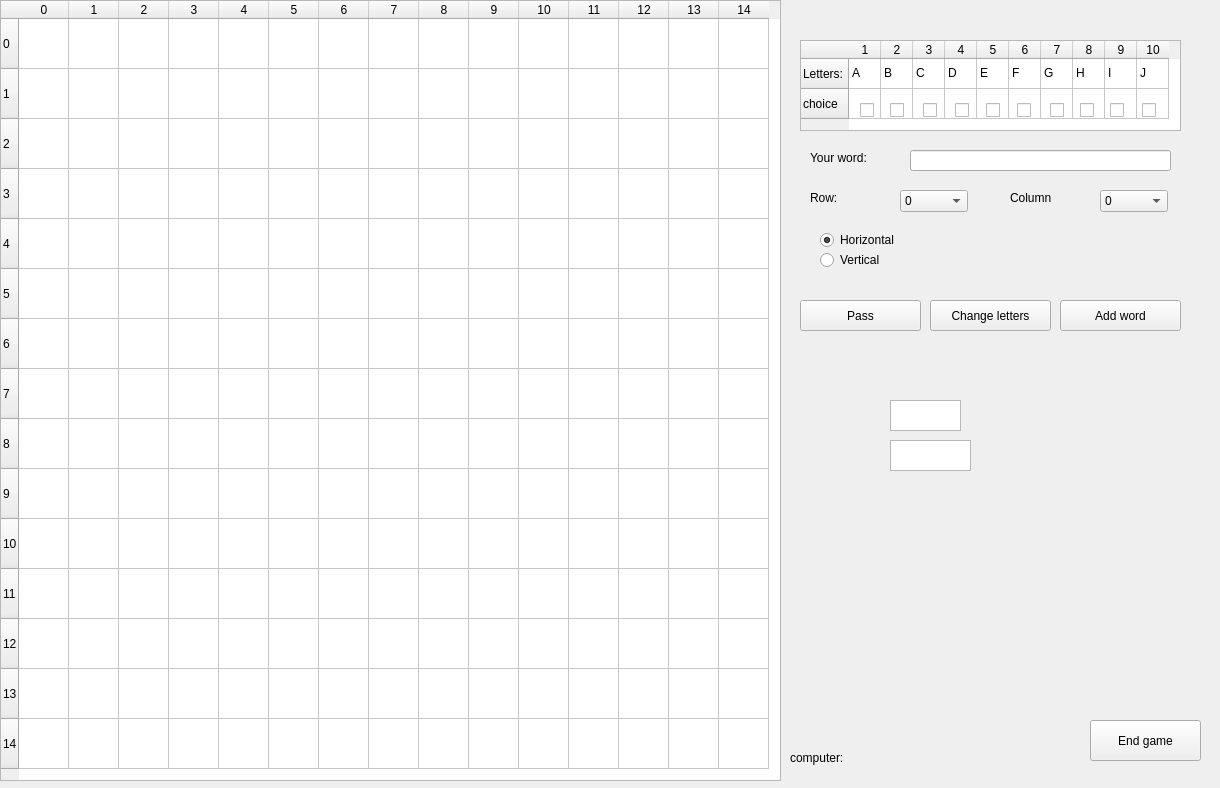
sobolak/scrabble, file Scrabble_GUI/Game_GUI.ui: the form before one commit.
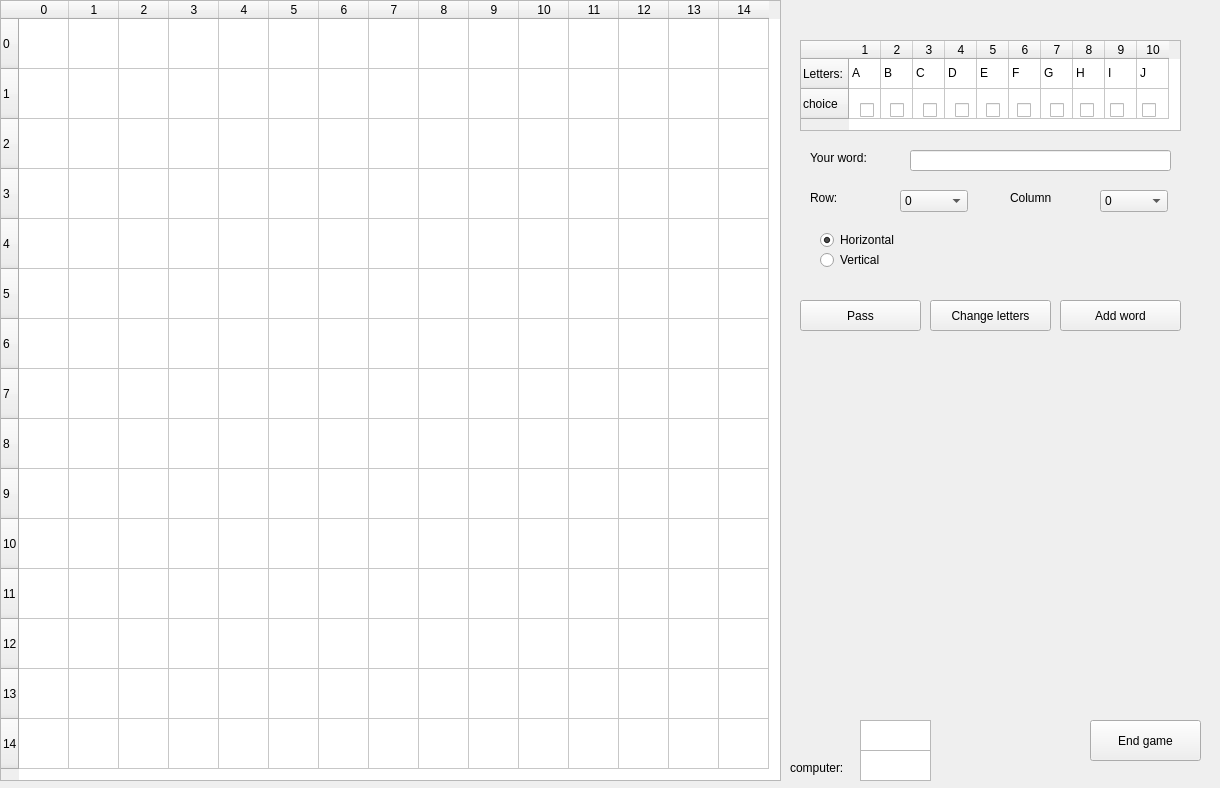
The form after the commit. Icons and pictures are not drawn.

Commit message: passive game + results constructor

```diff
--- a/Scrabble_GUI/Game_GUI.ui
+++ b/Scrabble_GUI/Game_GUI.ui
@@ -4454,7 +4454,7 @@
    <property name="geometry">
     <rect>
      <x>790</x>
-     <y>750</y>
+     <y>760</y>
      <width>61</width>
      <height>16</height>
     </rect>
@@ -4625,8 +4625,8 @@
   <widget class="QTextEdit" name="player_point">
    <property name="geometry">
     <rect>
-     <x>890</x>
-     <y>400</y>
+     <x>860</x>
+     <y>720</y>
      <width>71</width>
      <height>31</height>
     </rect>
@@ -4635,9 +4635,9 @@
   <widget class="QTextEdit" name="textEdit">
    <property name="geometry">
     <rect>
-     <x>890</x>
-     <y>440</y>
-     <width>81</width>
+     <x>860</x>
+     <y>750</y>
+     <width>71</width>
      <height>31</height>
     </rect>
    </property>
```
The commit also changes 16 other files.
